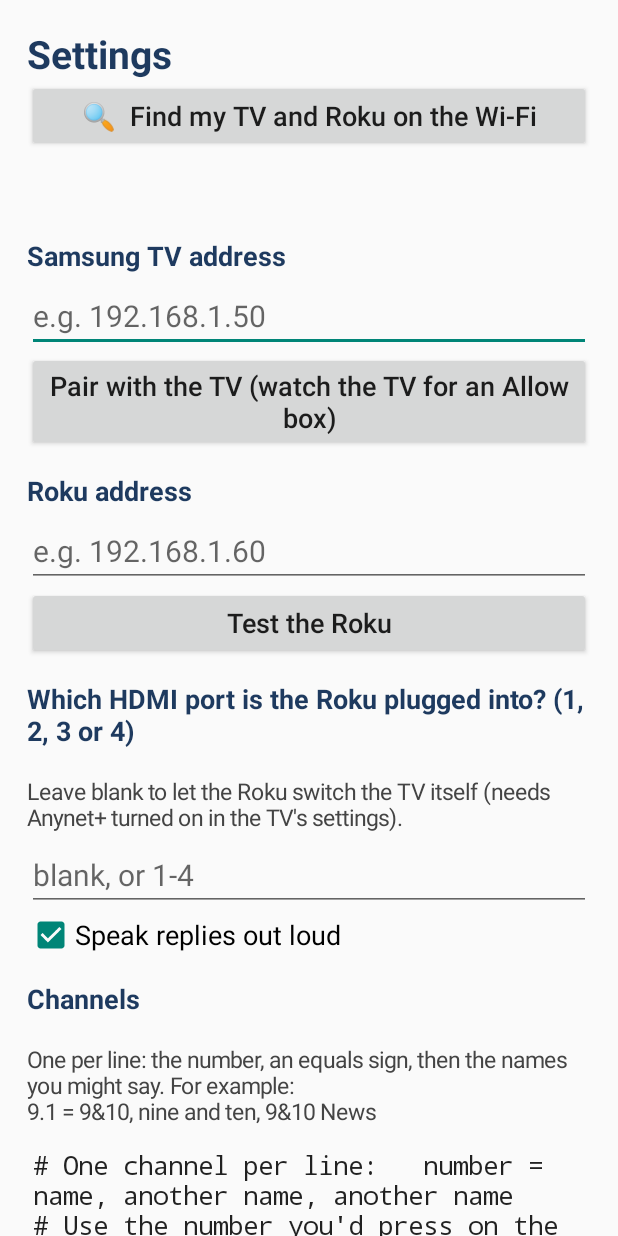
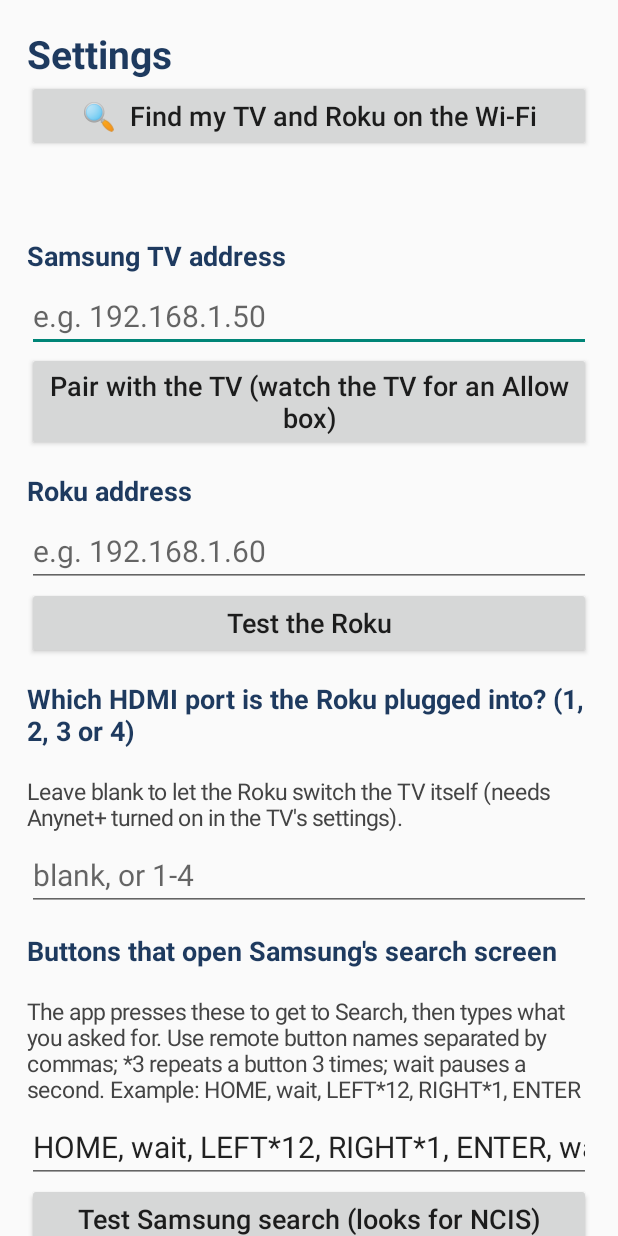
Before and after one commit to dm48624/tv-voice-remote, an Android app: the SettingsActivity screen opened directly, with no data from a screen before it, after a tap on "Test the Roku", on a phone screen of 412 x 824 dp. Run offline under Robolectric (Android 15) with nearby library versions, the phone set to English and light mode, and no system bars; 5 statements that could not run were skipped.

Commit message:
Search on the Samsung first; 'try the Roku' repeats the search there
Co-Authored-By: Claude Opus 5.5 <noreply@anthropic.com>
Claude-Session: https://claude.ai/code/session_01Ser5fZRA3dAkgArczSrWz3

```diff
--- a/app/src/main/java/com/masselli/tvremote/Prefs.kt
+++ b/app/src/main/java/com/masselli/tvremote/Prefs.kt
@@ -40,11 +40,19 @@ class Prefs(context: Context) {
     var channelsText: String
         get() = str("channels", DEFAULT_CHANNELS)
         set(v) { put("channels", v) }
+    var lastSearch: String
+        get() = str("lastSearch")
+        set(v) { put("lastSearch", v) }
+    /** Buttons that open Samsung's search screen from anywhere. */
+    var samsungSearchKeys: String
+        get() = str("samsungSearchKeys", DEFAULT_SEARCH_KEYS)
+        set(v) { put("samsungSearchKeys", v) }
     var speak: Boolean
         get() = p.getBoolean("speak", true)
         set(v) { p.edit().putBoolean("speak", v).apply() }
 
     companion object {
+        const val DEFAULT_SEARCH_KEYS = "HOME, wait, LEFT*12, RIGHT*1, ENTER, wait"
         val DEFAULT_CHANNELS = """
             # One channel per line:   number = name, another name, another name
             # Use the number you'd press on the remote (9.1 for channel 9-1).
--- a/app/src/main/java/com/masselli/tvremote/SettingsActivity.kt
+++ b/app/src/main/java/com/masselli/tvremote/SettingsActivity.kt
@@ -29,6 +29,7 @@ class SettingsActivity : Activity() {
     private lateinit var rokuHdmi: EditText
     private lateinit var channels: EditText
     private lateinit var speak: CheckBox
+    private lateinit var searchKeys: EditText
     private lateinit var status: TextView
 
     private val navy = Color.parseColor("#1E3A5F")
@@ -56,6 +57,7 @@ class SettingsActivity : Activity() {
         prefs.rokuHdmi = rokuHdmi.text.toString()
         prefs.channelsText = channels.text.toString()
         prefs.speak = speak.isChecked
+        prefs.samsungSearchKeys = searchKeys.text.toString().ifBlank { Prefs.DEFAULT_SEARCH_KEYS }
     }
 
     private fun dp(v: Int) = TypedValue.applyDimension(TypedValue.COMPLEX_UNIT_DIP, v.toFloat(), resources.displayMetrics).toInt()
@@ -111,6 +113,12 @@ class SettingsActivity : Activity() {
         root.addView(label("Which HDMI port is the Roku plugged into? (1, 2, 3 or 4)"))
         root.addView(label("Leave blank to let the Roku switch the TV itself (needs Anynet+ turned on in the TV's settings).", 15f, bold = false))
         rokuHdmi = field(prefs.rokuHdmi, "blank, or 1-4", numeric = true); root.addView(rokuHdmi)
+
+        root.addView(label("Buttons that open Samsung's search screen"))
+        root.addView(label("The app presses these to get to Search, then types what you asked for. Use remote button names separated by commas; *3 repeats a button 3 times; wait pauses a second. Example: HOME, wait, LEFT*12, RIGHT*1, ENTER", 15f, bold = false))
+        searchKeys = field(prefs.samsungSearchKeys, Prefs.DEFAULT_SEARCH_KEYS); root.addView(searchKeys)
+        root.addView(button("Test Samsung search (looks for NCIS)") { testSamsungSearch() })
+        root.addView(button("Reset search buttons to the default") { searchKeys.setText(Prefs.DEFAULT_SEARCH_KEYS) })
 
         speak = CheckBox(this).apply {
             text = "Speak replies out loud"
@@ -193,6 +201,15 @@ class SettingsActivity : Activity() {
         }
     }
 
+    private fun testSamsungSearch() {
+        save()
+        status.text = "Watch the TV: it should go to Search and type NCIS…"
+        worker.execute {
+            val msg = Runner(prefs).testSamsungSearch()
+            ui.post { status.text = msg }
+        }
+    }
+
     private fun testRoku() {
         save()
         status.text = "Checking the Roku…"
```
Also changed, not shown: app/src/main/java/com/masselli/tvremote/CommandParser.kt (+10 -4 lines), app/src/main/java/com/masselli/tvremote/Runner.kt (+24 -11 lines), app/src/main/java/com/masselli/tvremote/SamsungTv.kt (+36 -0 lines), 1 other file.
